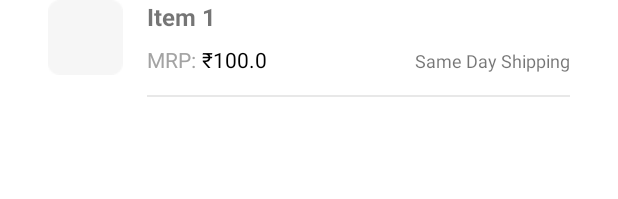
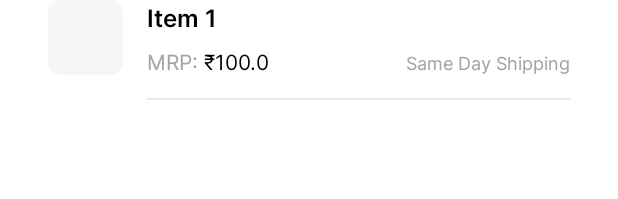
Before and after one commit to subhayan64/MvvmArchApp, an Android app: the layout items_tile.xml on its own in the app's theme, with its tools: preview values and no code run, on a phone screen of 412 x 824 dp. Shown: the top 199 px of the screen. Run offline under Robolectric (Android 15) with nearby library versions, the phone set to English and light mode, and no system bars.

Commit message:
add font to textview

```diff
--- a/app/src/main/res/layout/app_bar.xml
+++ b/app/src/main/res/layout/app_bar.xml
@@ -12,11 +12,11 @@
         android:id="@+id/tvExplore"
         android:layout_width="wrap_content"
         android:layout_height="wrap_content"
+        android:layout_marginStart="@dimen/dimen_50"
         android:text="@string/explore"
-        android:layout_marginStart="@dimen/dimen_50"
         android:textColor="@color/black"
         android:textSize="@dimen/size_18"
-        android:textStyle="bold"
+        app:fontFamily="@font/inter_semibold"
         app:layout_constraintStart_toStartOf="parent"
         app:layout_constraintTop_toTopOf="parent" />
 
@@ -27,6 +27,7 @@
         android:text="@string/filter"
         android:textColor="@color/selected"
         android:textSize="@dimen/size_16"
+        app:fontFamily="@font/inter_medium"
         app:layout_constraintBaseline_toBaselineOf="@id/tvExplore"
         app:layout_constraintEnd_toEndOf="parent" />
 
--- a/app/src/main/res/layout/item_grid_component.xml
+++ b/app/src/main/res/layout/item_grid_component.xml
@@ -23,6 +23,7 @@
         android:layout_marginTop="@dimen/dimen_4"
         android:textColor="@color/black"
         android:textSize="@dimen/size_14"
+        app:fontFamily="@font/inter"
         app:layout_constraintStart_toStartOf="parent"
         app:layout_constraintTop_toBottomOf="@id/ivItems"
         tools:text="@string/item_1" />
@@ -34,7 +35,7 @@
         android:layout_marginTop="@dimen/dimen_4"
         android:textColor="@color/black"
         android:textSize="@dimen/size_14"
-        android:textStyle="bold"
+        app:fontFamily="@font/inter_semibold"
         app:layout_constraintStart_toStartOf="parent"
         app:layout_constraintTop_toBottomOf="@id/tvItemTitle"
         tools:text="@string/mrp_100" />
--- a/app/src/main/res/layout/items_tile.xml
+++ b/app/src/main/res/layout/items_tile.xml
@@ -25,7 +25,8 @@
         android:layout_height="wrap_content"
         android:layout_marginStart="@dimen/dimen_16"
         android:textSize="@dimen/size_16"
-        android:textStyle="bold"
+        android:textColor="@color/black"
+        app:fontFamily="@font/inter_semibold"
         app:layout_constraintStart_toEndOf="@id/ivItems"
         app:layout_constraintTop_toTopOf="parent"
         tools:text="@string/item_1" />
@@ -39,6 +40,7 @@
         android:text="@string/mrp"
         android:textColor="@color/mrp_color"
         android:textSize="@dimen/size_14"
+        app:fontFamily="@font/inter"
         app:layout_constraintStart_toEndOf="@id/ivItems"
         app:layout_constraintTop_toBottomOf="@id/tvItemTitle" />
 
@@ -47,9 +49,9 @@
         android:layout_width="@dimen/dimen_zero"
         android:layout_height="wrap_content"
         android:layout_marginStart="@dimen/dimen_4"
-        android:layout_marginTop="@dimen/dimen_8"
         android:textColor="@color/black"
         android:textSize="@dimen/size_14"
+        app:fontFamily="@font/inter"
         app:layout_constraintBaseline_toBaselineOf="@id/tvItemMRP"
         app:layout_constraintStart_toEndOf="@id/tvItemMRP"
         tools:text="@string/mrp_100" />
@@ -59,6 +61,8 @@
         android:layout_width="@dimen/dimen_zero"
         android:layout_height="wrap_content"
         android:textSize="@dimen/size_12"
+        app:fontFamily="@font/inter"
+        android:textColor="@color/mrp_color"
         app:layout_constraintBaseline_toBaselineOf="@id/tvItemMRP"
         app:layout_constraintEnd_toEndOf="parent"
         tools:text="@string/same_day_shipping" />
```
